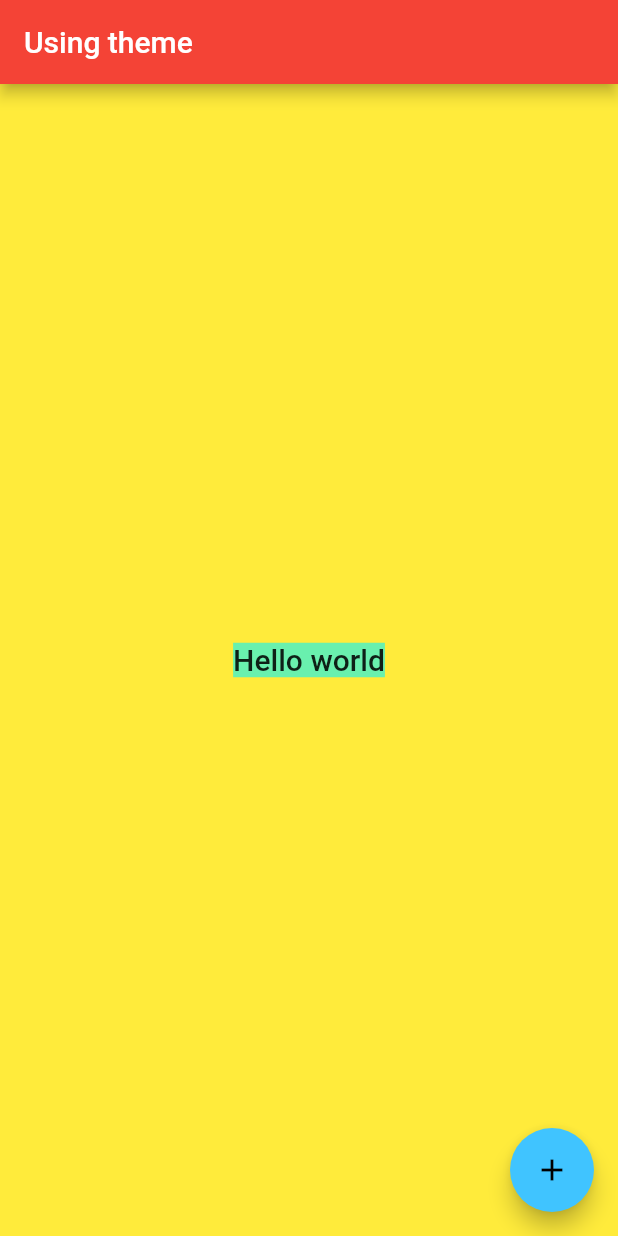
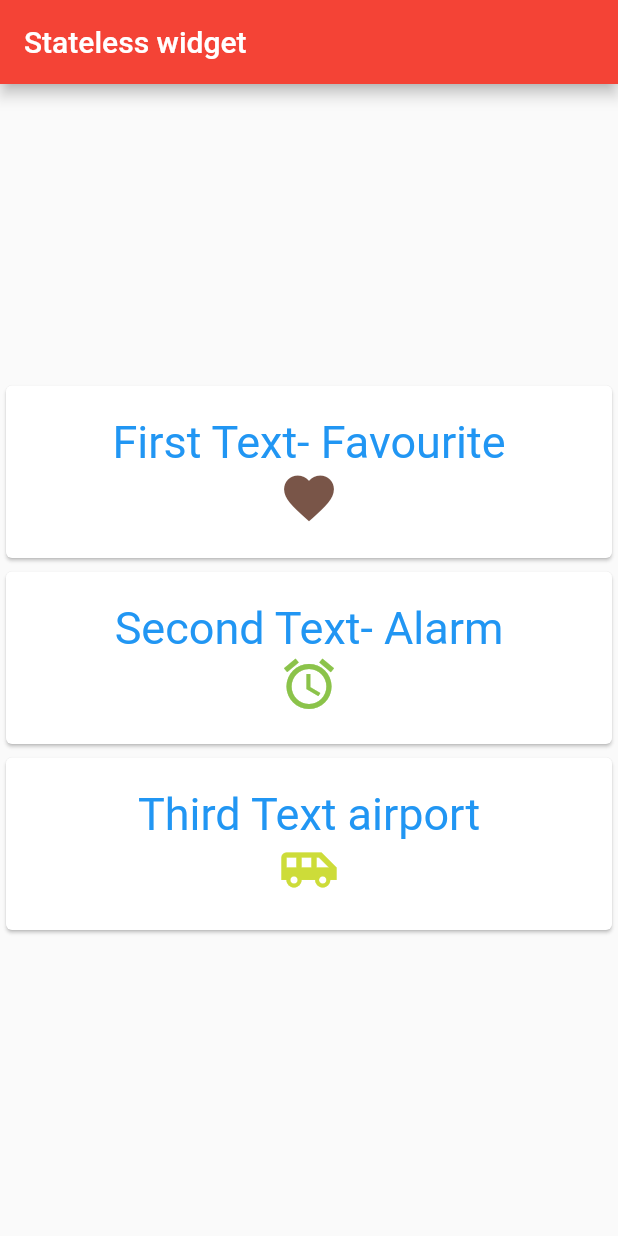
Before and after one commit to abhijeetvader9287/flutter_first, a Flutter app: the screen it shows after launch, on a phone screen of 412 x 824 dp. Run offline on Flutter 3.47's test engine with Material 2 defaults, Android fonts, the phone set to English and light mode, and no system bars.

Commit message:
stateless example added

```diff
--- a/lib/main.dart
+++ b/lib/main.dart
@@ -3,7 +3,7 @@ import 'package:flutter/material.dart';
 void main() {
   runApp(MaterialApp(
     title: "My first app",
-    home: MyStartHome(),
+    home: MyApp(),
     /* Scaffold(
       appBar: AppBar(
         title: Text("My first app appBar"),
@@ -21,6 +21,79 @@ void main() {
   ));
 }
 
+class MyApp extends StatelessWidget {
+  @override
+  Widget build(BuildContext context) {
+    // TODO: implement build
+    final double myTextSize = 30.0;
+    final double myIconSize = 40.0;
+    final TextStyle myTextStyle =
+    TextStyle(color: Colors.blue, fontSize: myTextSize);
+    var column = Column(
+      // makes the cards strech in horizontal axis
+      crossAxisAlignment: CrossAxisAlignment.stretch,
+      children: <Widget>[
+        //setup the cards
+        MyCard(title: Text("First Text- Favourite",
+          style: myTextStyle,
+        ),
+            //setup icon
+            icon: Icon(Icons.favorite, size: myIconSize, color: Colors.brown)),
+        MyCard(title: Text("Second Text- Alarm",
+            style: myTextStyle),
+icon:Icon(Icons.alarm,size: myIconSize,color: Colors.lightGreen,) ,
+        ),
+        MyCard(
+          title: Text("Third Text airport",
+            style: myTextStyle,),
+          icon: Icon(Icons.airport_shuttle,
+          size: myIconSize,color: Colors.lime,),
+
+        )
+
+
+      ],
+    );
+
+    return Scaffold(
+      appBar: AppBar(
+        title: Text("Stateless widget"),
+      ),
+      body: Container(
+        padding: const EdgeInsets.only(bottom: 2.0),
+        child: Center(
+          child: SingleChildScrollView(child: column,),
+        ),
+      ),
+    );
+  }
+}
+
+class MyCard extends StatelessWidget {
+  final Widget icon;
+  final Widget title;
+
+  //{} denotes optional values
+  MyCard({this.title, this.icon});
+
+  @override
+  Widget build(BuildContext context) {
+    // TODO: implement build
+
+    return Container(
+      padding: const EdgeInsets.only(bottom: 1.0),
+      child: Card(
+        child: Container(
+          padding: const EdgeInsets.all(20.0),
+          child: Column(
+            children: <Widget>[this.title, this.icon],
+          ),
+        ),
+      ),
+    );
+  }
+}
+
 class MyStartHome extends StatelessWidget {
   @override
   Widget build(BuildContext context) {
@@ -34,10 +107,15 @@ class MyStartHome extends StatelessWidget {
         decoration: BoxDecoration(color: Colors.yellow),
         child: Center(
           child: Container(
-            color: Theme.of(context).accentColor,
+            color: Theme
+                .of(context)
+                .accentColor,
             child: Text(
               'Hello world',
-              style: Theme.of(context).textTheme.title,
+              style: Theme
+                  .of(context)
+                  .textTheme
+                  .title,
             ),
           ),
         ),
@@ -45,7 +123,8 @@ class MyStartHome extends StatelessWidget {
       floatingActionButton: Theme(
         //override theme
         data: Theme.of(context).copyWith(
-            colorScheme: Theme.of(context)
+            colorScheme: Theme
+                .of(context)
                 .colorScheme
                 .copyWith(secondary: Colors.lightBlueAccent)),
         child: FloatingActionButton(
```
